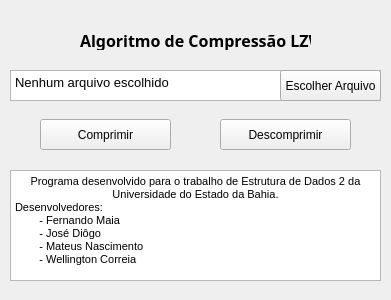
Qt form ED2/compressao/CompressaoLZW/mainwindow.ui (juzejunior/Faculdade) before a commit.
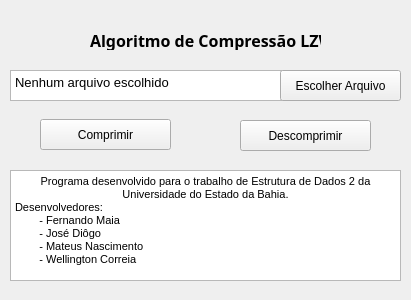
The same form after that commit.

Commit message: Trabalho de compreesão atualizado

The edit to the form file:
```diff
--- a/ED2/compressao/CompressaoLZW/mainwindow.ui
+++ b/ED2/compressao/CompressaoLZW/mainwindow.ui
@@ -9,7 +9,7 @@
    <rect>
     <x>0</x>
     <y>0</y>
-    <width>391</width>
+    <width>411</width>
     <height>300</height>
    </rect>
   </property>
@@ -33,8 +33,8 @@
    <widget class="QPushButton" name="descomprimirButton">
     <property name="geometry">
      <rect>
-      <x>220</x>
-      <y>119</y>
+      <x>240</x>
+      <y>120</y>
       <width>131</width>
       <height>31</height>
      </rect>
@@ -46,7 +46,7 @@
    <widget class="QLabel" name="label">
     <property name="geometry">
      <rect>
-      <x>80</x>
+      <x>90</x>
       <y>30</y>
       <width>231</width>
       <height>20</height>
@@ -75,7 +75,7 @@
      <rect>
       <x>10</x>
       <y>170</y>
-      <width>371</width>
+      <width>391</width>
       <height>111</height>
      </rect>
     </property>
@@ -83,13 +83,13 @@
      <string>&lt;!DOCTYPE HTML PUBLIC &quot;-//W3C//DTD HTML 4.0//EN&quot; &quot;http://www.w3.org/TR/REC-html40/strict.dtd&quot;&gt;
 &lt;html&gt;&lt;head&gt;&lt;meta name=&quot;qrichtext&quot; content=&quot;1&quot; /&gt;&lt;style type=&quot;text/css&quot;&gt;
 p, li { white-space: pre-wrap; }
-&lt;/style&gt;&lt;/head&gt;&lt;body style=&quot; font-family:'MS Shell Dlg 2'; font-size:8.25pt; font-weight:400; font-style:normal;&quot;&gt;
-&lt;p align=&quot;center&quot; style=&quot; margin-top:0px; margin-bottom:0px; margin-left:0px; margin-right:0px; -qt-block-indent:0; text-indent:0px;&quot;&gt;Programa desenvolvido para o trabalho de Estrutura de Dados 2 da Universidade do Estado da Bahia.&lt;/p&gt;
-&lt;p style=&quot; margin-top:0px; margin-bottom:0px; margin-left:0px; margin-right:0px; -qt-block-indent:0; text-indent:0px;&quot;&gt;Desenvolvedores:&lt;/p&gt;
-&lt;p style=&quot; margin-top:0px; margin-bottom:0px; margin-left:0px; margin-right:0px; -qt-block-indent:0; text-indent:0px;&quot;&gt;        - Fernando Maia&lt;/p&gt;
-&lt;p style=&quot; margin-top:0px; margin-bottom:0px; margin-left:0px; margin-right:0px; -qt-block-indent:0; text-indent:0px;&quot;&gt;        - José Diôgo&lt;/p&gt;
-&lt;p style=&quot; margin-top:0px; margin-bottom:0px; margin-left:0px; margin-right:0px; -qt-block-indent:0; text-indent:0px;&quot;&gt;        - Mateus Nascimento&lt;/p&gt;
-&lt;p style=&quot; margin-top:0px; margin-bottom:0px; margin-left:0px; margin-right:0px; -qt-block-indent:0; text-indent:0px;&quot;&gt;        - Wellington Correia&lt;/p&gt;&lt;/body&gt;&lt;/html&gt;</string>
+&lt;/style&gt;&lt;/head&gt;&lt;body style=&quot; font-family:'Sans Serif'; font-size:9pt; font-weight:400; font-style:normal;&quot;&gt;
+&lt;p align=&quot;center&quot; style=&quot; margin-top:0px; margin-bottom:0px; margin-left:0px; margin-right:0px; -qt-block-indent:0; text-indent:0px;&quot;&gt;&lt;span style=&quot; font-family:'MS Shell Dlg 2'; font-size:8.25pt;&quot;&gt;Programa desenvolvido para o trabalho de Estrutura de Dados 2 da Universidade do Estado da Bahia.&lt;/span&gt;&lt;/p&gt;
+&lt;p style=&quot; margin-top:0px; margin-bottom:0px; margin-left:0px; margin-right:0px; -qt-block-indent:0; text-indent:0px;&quot;&gt;&lt;span style=&quot; font-family:'MS Shell Dlg 2'; font-size:8.25pt;&quot;&gt;Desenvolvedores:&lt;/span&gt;&lt;/p&gt;
+&lt;p style=&quot; margin-top:0px; margin-bottom:0px; margin-left:0px; margin-right:0px; -qt-block-indent:0; text-indent:0px;&quot;&gt;&lt;span style=&quot; font-family:'MS Shell Dlg 2'; font-size:8.25pt;&quot;&gt;        - Fernando Maia&lt;/span&gt;&lt;/p&gt;
+&lt;p style=&quot; margin-top:0px; margin-bottom:0px; margin-left:0px; margin-right:0px; -qt-block-indent:0; text-indent:0px;&quot;&gt;&lt;span style=&quot; font-family:'MS Shell Dlg 2'; font-size:8.25pt;&quot;&gt;        - José Diôgo&lt;/span&gt;&lt;/p&gt;
+&lt;p style=&quot; margin-top:0px; margin-bottom:0px; margin-left:0px; margin-right:0px; -qt-block-indent:0; text-indent:0px;&quot;&gt;&lt;span style=&quot; font-family:'MS Shell Dlg 2'; font-size:8.25pt;&quot;&gt;        - Mateus Nascimento&lt;/span&gt;&lt;/p&gt;
+&lt;p style=&quot; margin-top:0px; margin-bottom:0px; margin-left:0px; margin-right:0px; -qt-block-indent:0; text-indent:0px;&quot;&gt;&lt;span style=&quot; font-family:'MS Shell Dlg 2'; font-size:8.25pt;&quot;&gt;        - Wellington Correia&lt;/span&gt;&lt;/p&gt;&lt;/body&gt;&lt;/html&gt;</string>
     </property>
    </widget>
    <widget class="QTextBrowser" name="nomeArquivo">
@@ -105,8 +105,8 @@
      <string>&lt;!DOCTYPE HTML PUBLIC &quot;-//W3C//DTD HTML 4.0//EN&quot; &quot;http://www.w3.org/TR/REC-html40/strict.dtd&quot;&gt;
 &lt;html&gt;&lt;head&gt;&lt;meta name=&quot;qrichtext&quot; content=&quot;1&quot; /&gt;&lt;style type=&quot;text/css&quot;&gt;
 p, li { white-space: pre-wrap; }
-&lt;/style&gt;&lt;/head&gt;&lt;body style=&quot; font-family:'MS Shell Dlg 2'; font-size:8.25pt; font-weight:400; font-style:normal;&quot;&gt;
-&lt;p style=&quot; margin-top:0px; margin-bottom:0px; margin-left:0px; margin-right:0px; -qt-block-indent:0; text-indent:0px;&quot;&gt;&lt;span style=&quot; font-size:10pt;&quot;&gt;Nenhum arquivo escolhido&lt;/span&gt;&lt;/p&gt;&lt;/body&gt;&lt;/html&gt;</string>
+&lt;/style&gt;&lt;/head&gt;&lt;body style=&quot; font-family:'Sans Serif'; font-size:9pt; font-weight:400; font-style:normal;&quot;&gt;
+&lt;p style=&quot; margin-top:0px; margin-bottom:0px; margin-left:0px; margin-right:0px; -qt-block-indent:0; text-indent:0px;&quot;&gt;&lt;span style=&quot; font-family:'MS Shell Dlg 2'; font-size:10pt;&quot;&gt;Nenhum arquivo escolhido&lt;/span&gt;&lt;/p&gt;&lt;/body&gt;&lt;/html&gt;</string>
     </property>
    </widget>
    <widget class="QPushButton" name="escolherArquivo">
@@ -114,7 +114,7 @@
      <rect>
       <x>280</x>
       <y>70</y>
-      <width>101</width>
+      <width>121</width>
       <height>31</height>
      </rect>
     </property>
```
The commit also changes 14 other files.
